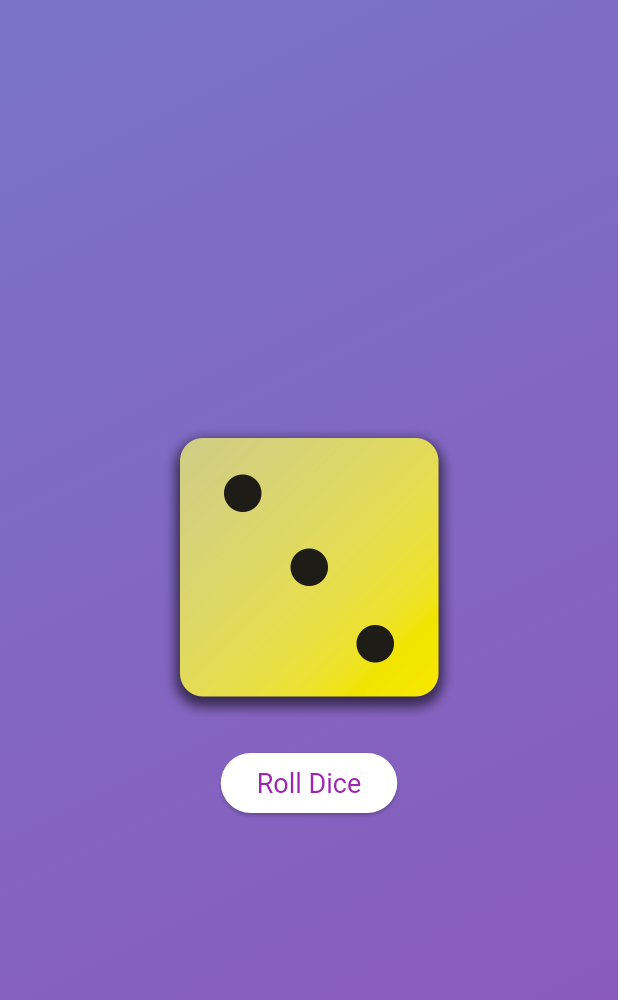
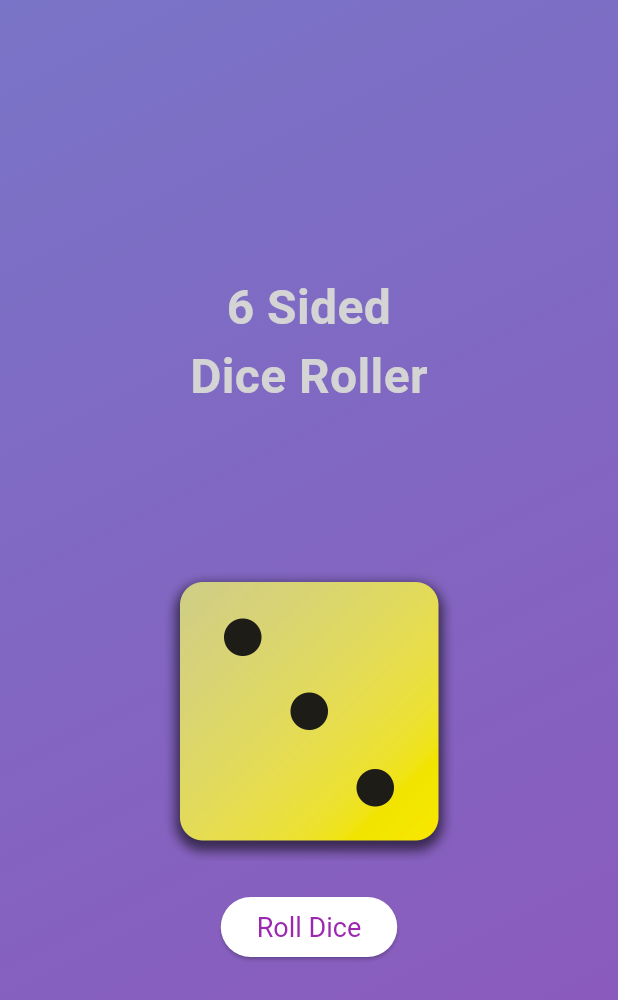
Before and after one commit to thusarakap/6-Sided-Die-Random-Roll-App, a Flutter app: the screen it shows after launch, on a phone screen of 412 x 824 dp. Shown: the top 1000 px of the screen. Run offline on Flutter 3.47's test engine with Material 3 defaults, Android fonts, the phone set to English and light mode, and no system bars.

Commit message:
Update gradient_container.dart

```diff
--- a/lib/gradient_container.dart
+++ b/lib/gradient_container.dart
@@ -26,7 +26,22 @@ class GradientContainer extends StatelessWidget {
         ),
       ),
       child: const Center(
-        child: DiceRoller()
+        child: Column(
+          mainAxisAlignment: MainAxisAlignment.center,
+          children: [
+            Text(
+              '6 Sided\nDice Roller',
+              style: TextStyle(
+                fontSize: 32,
+                fontWeight: FontWeight.bold,
+                color: Color.fromARGB(255, 212, 212, 212),
+              ),
+              textAlign: TextAlign.center,
+            ),
+            SizedBox(height: 100),
+            DiceRoller(),
+          ],
+        ),
       ),
     );
   }
```
